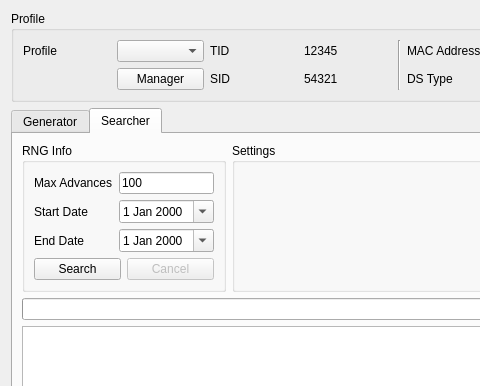
Before: the Qt Designer form Source/Form/Gen5/Eggs5.ui in Admiral-Fish/PokeFinder, drawn with Qt 5; both pictures show x 0 to 480 and y 0 to 386 of the 1200 by 700 pixel window.
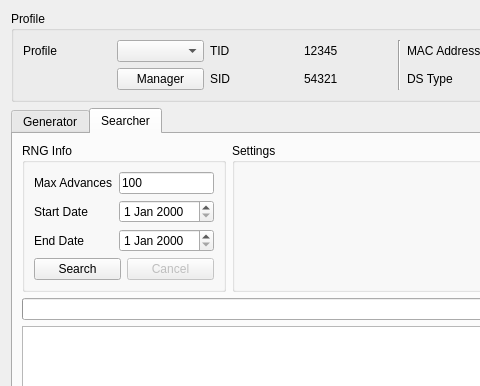
After: the same form once the commit is applied. The open tabs and pages were chosen to show the change. Custom widgets are drawn as their Qt base class.

The edit to the form file:
```diff
--- a/Source/Form/Gen5/Eggs5.ui
+++ b/Source/Form/Gen5/Eggs5.ui
@@ -397,31 +397,7 @@
            </widget>
           </item>
           <item row="2" column="1">
-           <widget class="DateEdit" name="dateEditSearcherEndDate">
-            <property name="maximumDateTime">
-             <datetime>
-              <hour>23</hour>
-              <minute>59</minute>
-              <second>59</second>
-              <year>2099</year>
-              <month>12</month>
-              <day>31</day>
-             </datetime>
-            </property>
-            <property name="minimumDateTime">
-             <datetime>
-              <hour>0</hour>
-              <minute>0</minute>
-              <second>0</second>
-              <year>2000</year>
-              <month>1</month>
-              <day>1</day>
-             </datetime>
-            </property>
-            <property name="calendarPopup">
-             <bool>true</bool>
-            </property>
-           </widget>
+           <widget class="DateEdit" name="dateEditSearcherEndDate"/>
           </item>
           <item row="2" column="0">
            <widget class="QLabel" name="labelSearcherEndDate">
@@ -445,31 +421,7 @@
            </widget>
           </item>
           <item row="1" column="1">
-           <widget class="DateEdit" name="dateEditSearcherStartDate">
-            <property name="maximumDateTime">
-             <datetime>
-              <hour>23</hour>
-              <minute>59</minute>
-              <second>59</second>
-              <year>2099</year>
-              <month>12</month>
-              <day>31</day>
-             </datetime>
-            </property>
-            <property name="minimumDateTime">
-             <datetime>
-              <hour>0</hour>
-              <minute>0</minute>
-              <second>0</second>
-              <year>2000</year>
-              <month>1</month>
-              <day>1</day>
-             </datetime>
-            </property>
-            <property name="calendarPopup">
-             <bool>true</bool>
-            </property>
-           </widget>
+           <widget class="DateEdit" name="dateEditSearcherStartDate"/>
           </item>
           <item row="3" column="0" colspan="2">
            <layout class="QHBoxLayout" name="horizontalLayout">
```
